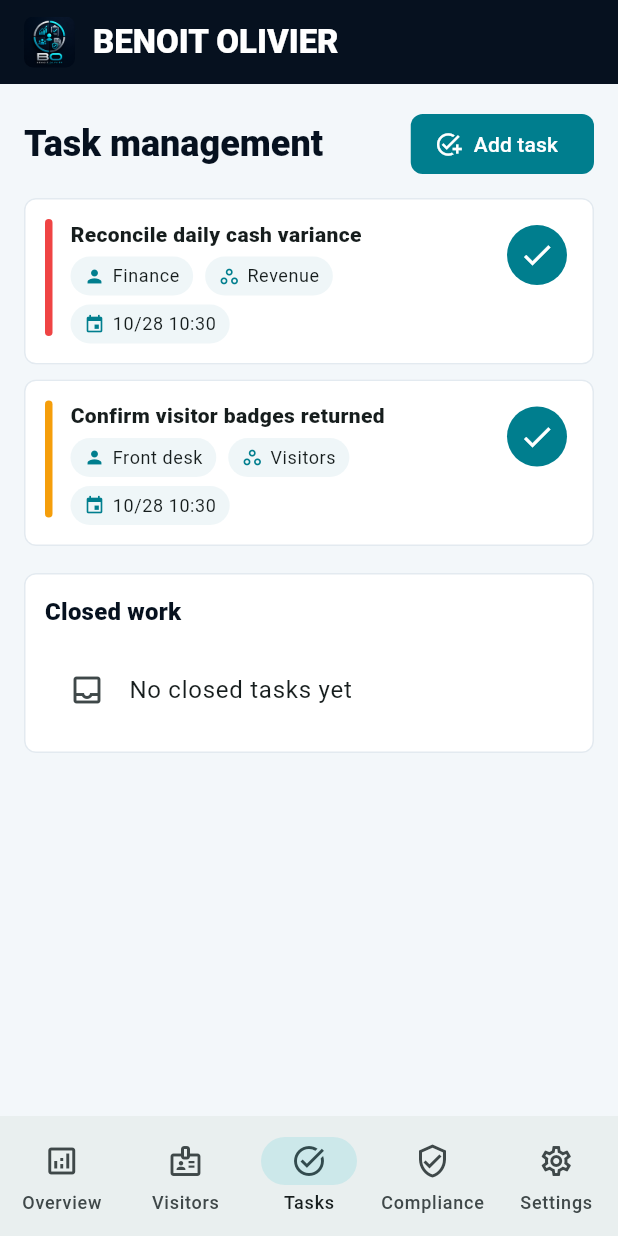
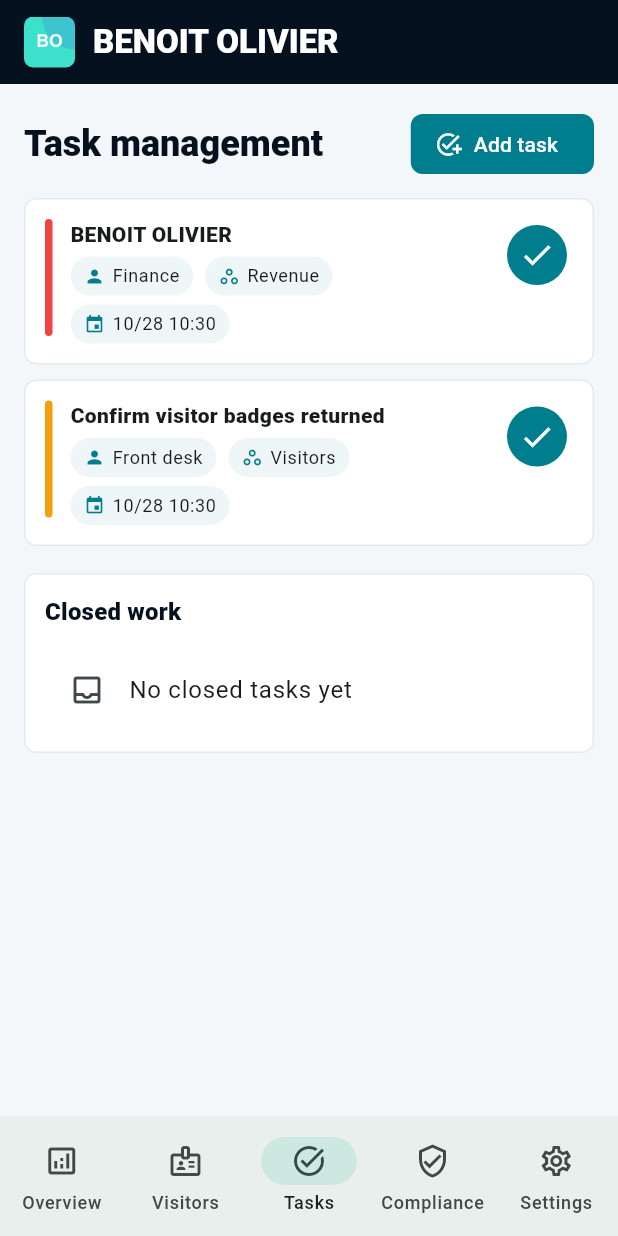
Before and after one commit to EOOrga/68d9d10a1299230338dbbdc7, a Flutter app: the screen it shows after launch, item 3 of the bottom bar chosen, on a phone screen of 412 x 824 dp. Run offline on Flutter 3.47's test engine with Material 3 defaults, Android fonts, the phone set to English and light mode, and no system bars; our stand-ins replace shared_preferences.

```diff
--- a/lib/main.dart
+++ b/lib/main.dart
@@ -6,7 +6,7 @@ import 'package:shared_preferences/shared_preferences.dart';
 
 const _brandName = 'BENOIT OLIVIER';
 const _primaryNavy = Color(0xFF06111F);
-const _electricCyan = Color(0xFF04D9E8);
+const _electricCyan = Color(0xFF3DE1CB);
 const _success = Color(0xFF2DD4BF);
 const _warning = Color(0xFFF59E0B);
 const _danger = Color(0xFFEF4444);
@@ -459,7 +459,7 @@ class OperationsState extends ChangeNotifier {
     tasks = [
       OpsTask(
         id: 't1',
-        title: 'Reconcile daily cash variance',
+        title: 'BENOIT OLIVIER',
         owner: 'Finance',
         area: 'Revenue',
         dueDate: now.add(const Duration(days: 1)),
--- a/pubspec.yaml
+++ b/pubspec.yaml
@@ -1,4 +1,4 @@
-name: benoit_olivier
+name: benoitolivier
 description: Local operations workspace for BENOIT OLIVIER.
 publish_to: 'none'
 version: 1.0.0+1
@@ -21,6 +21,8 @@ flutter_launcher_icons:
   android: true
   ios: false
   image_path: "docs/icon.png"
+  adaptive_icon_foreground: docs/icon.png
+  adaptive_icon_background: "#3D53E1"
   min_sdk_android: 23
 
 flutter:
```
Also changed, not shown: docs/icon.png, 11 other files.
